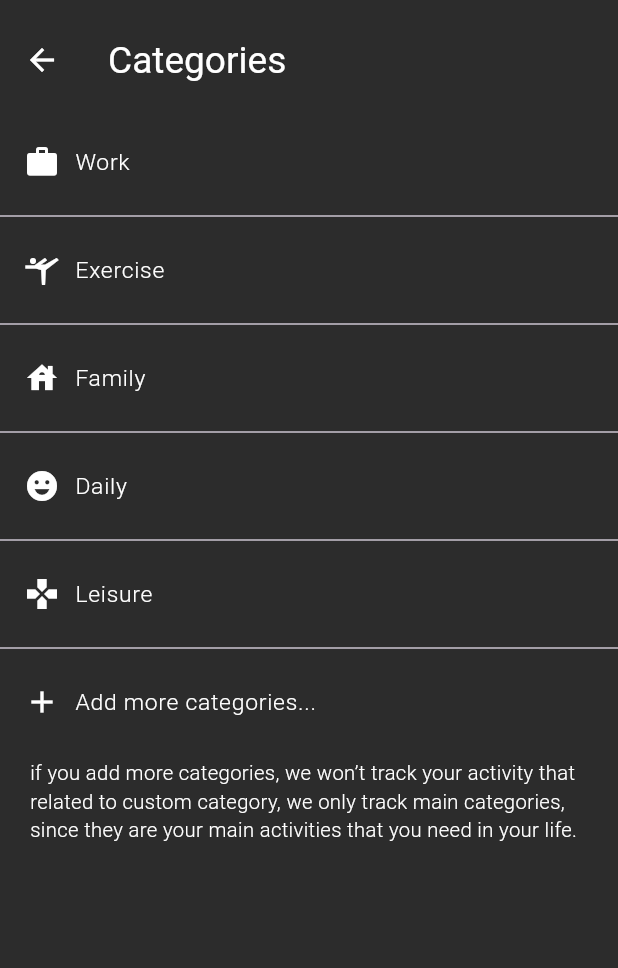
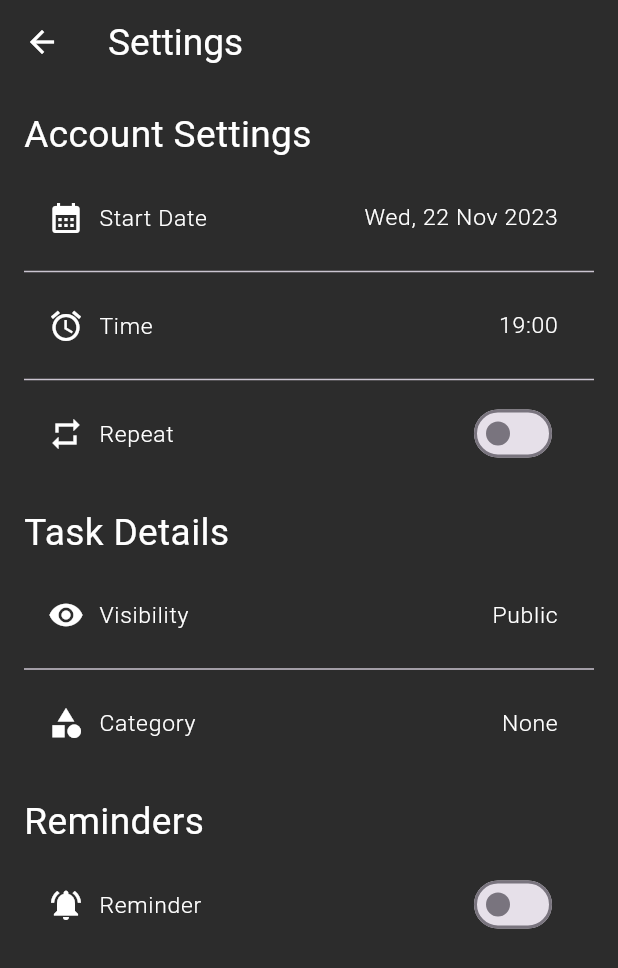
Before and after one commit to diandrakina/selamat_application, a Flutter app: the screen it shows after launch, on a phone screen of 412 x 824 dp. Shown: the top 968 px of the screen. Run offline on Flutter 3.47's test engine with Material 3 defaults, Android fonts, the phone set to English and light mode, and no system bars; our stand-ins replace cached_network_image, carousel_slider, fl_chart, flutter_svg, font_awesome_flutter and 3 more; missing offline and left inert: dart:ffi; Roboto replaces fonts that are missing (SamsungSans).

Commit message:
joel - commit settings page

```diff
--- a/lib/main.dart
+++ b/lib/main.dart
@@ -13,6 +13,7 @@ import 'package:selamat_application/pages/rule_page/privacyPolicy.dart';
 import 'package:selamat_application/pages/schedule_page/categoriesPage.dart';
 import 'package:selamat_application/pages/schedule_page/toDoList.dart';
 import 'package:selamat_application/pages/schedule_page/visibilityPage.dart';
+import 'package:selamat_application/pages/settings_page/settingsPage.dart';
 
 // WELCOME PAGE
 import 'package:selamat_application/pages/welcome_page/welcomePage.dart';
@@ -79,8 +80,9 @@ class MyApp extends StatelessWidget {
       debugShowCheckedModeBanner: false,
       // home: AlmostThere()
       // home: ToDoList(),
+      home: SettingsPage(),
       // home: VisibilityPage(),
-      home: CategoriesPage(),
+      // home: CategoriesPage(),
       // home: Scaffold(
       //   body: Text("hihihi"),
       // ),
--- /dev/null
+++ b/lib/pages/settings_page/settingsPage.dart
@@ -0,0 +1,183 @@
+import 'package:carousel_slider/carousel_slider.dart';
+import 'package:flutter/material.dart';
+import 'package:selamat_application/styles/styles.dart';
+import 'package:selamat_application/widget/navbar.dart';
+import 'package:selamat_application/widget/searchBar.dart';
+import 'package:selamat_application/widget/widget_discovery/container_habits.dart';
+import 'package:selamat_application/widget/widget_discovery/container_profile_psikolog.dart';
+import 'package:selamat_application/widget/widget_login_register/customElevatedButton.dart';
+
+class SettingsPage extends StatefulWidget {
+  const SettingsPage({super.key});
+
+  @override
+  State<SettingsPage> createState() => _SettingsPageState();
+}
+
+class _SettingsPageState extends State<SettingsPage> {
+  bool _darkMode = false;
+  bool _notification = false;
+  bool _reminder = false;
+  bool _location = false;
+
+  @override
+  Widget build(BuildContext context) {
+    return Scaffold(
+      appBar: AppBar(
+          backgroundColor: AppColors.bgDarkMode,
+          leading: Icon(
+            Icons.arrow_back,
+            color: AppColors.white,
+          ),
+          title: Text(
+            "Settings",
+            style: TextStyles.GR_24_title_regular,
+          )),
+      body: SingleChildScrollView(
+        child: Padding(
+          padding: const EdgeInsets.all(16.0),
+          child: Column(
+            crossAxisAlignment: CrossAxisAlignment.start,
+            children: [
+              Padding(
+                padding: EdgeInsets.only(top: 0),
+                child: Text(
+                  'Account Settings',
+                  style: TextStyles.GR_24_title_regular,
+                ),
+              ),
+              SizedBox(height: 10),
+              ListTile(
+                title: Row(
+                  children: [
+                    Icon(
+                      Icons.calendar_month,
+                      color: AppColors.white,
+                    ),
+                    SizedBox(width: 10),
+                    Text(
+                      'Start Date',
+                      style: TextStyles.GR_16_light,
+                    ),
+                  ],
+                ),
+                trailing: Text(
+                  'Wed, 22 Nov 2023',
+                  style: TextStyles.GR_16_light,
+                ), // Add your logic for language selection here
+                onTap: () {
+                  // Add logic for language selection here
+                },
+              ),
+              Divider(),
+              ListTile(
+                title: Row(
+                  children: [
+                    Icon(
+                      Icons.alarm,
+                      color: AppColors.white,
+                    ),
+                    SizedBox(width: 10),
+                    Text(
+                      'Time',
+                      style: TextStyles.GR_16_light,
+                    ),
+                  ],
+                ),
+                trailing: Text('19:00',
+                    style: TextStyles
+                        .GR_16_light), // Add your logic for language selection here
+                onTap: () {
+                  // Add logic for language selection here
+                },
+              ),
+              Divider(),
+              SwitchListTile(
+                activeColor: Colors.blue,
+                title: Row(
+                  children: [
+                    Icon(Icons.repeat, color: AppColors.white),
+                    SizedBox(width: 10),
+                    Text('Repeat', style: TextStyles.GR_16_light),
+                  ],
+                ),
+                value: _notification,
+                onChanged: (bool value) {
+                  setState(() {
+                    _notification = value;
+                  });
+                },
+              ),
+              Padding(
+                padding: EdgeInsets.only(top: 20),
+                child: Text(
+                  'Task Details',
+                  style: TextStyles.GR_24_title_regular,
+                ),
+              ),
+              SizedBox(height: 10),
+              ListTile(
+                title: Row(
+                  children: [
+                    Icon(Icons.visibility, color: AppColors.white),
+                    SizedBox(width: 10),
+                    Text('Visibility', style: TextStyles.GR_16_light),
+                  ],
+                ),
+                trailing: Text('Public',
+                    style: TextStyles
+                        .GR_16_light), // Add your logic for language selection here
+                onTap: () {
+                  // Add logic for language selection here
+                },
+              ),
+              Divider(),
+              ListTile(
+                title: Row(
+                  children: [
+                    Icon(Icons.category, color: AppColors.white),
+                    SizedBox(width: 10),
+                    Text('Category', style: TextStyles.GR_16_light),
+                  ],
+                ),
+                trailing: Text('None',
+                    style: TextStyles
+                        .GR_16_light), // Add your logic for language selection here
+                onTap: () {
+                  // Add logic for language selection here
+                },
+              ),
+              Padding(
+                padding: EdgeInsets.only(top: 20),
+                child: Text(
+                  'Reminders',
+                  style: TextStyles.GR_24_title_regular,
+                ),
+              ),
+              SizedBox(height: 10),
+              SwitchListTile(
+                activeColor: Colors.blue,
+                title: Row(
+                  children: [
+                    Icon(
+                      Icons.notifications_on,
+                      color: AppColors.white,
+                    ),
+                    SizedBox(width: 10),
+                    Text('Reminder', style: TextStyles.GR_16_light),
+                  ],
+                ),
+                value: _reminder,
+                onChanged: (bool value) {
+                  setState(() {
+                    _reminder = value;
+                  });
+                },
+              ),
+            ],
+          ),
+        ),
+      ),
+    );
+  }
+}
```
